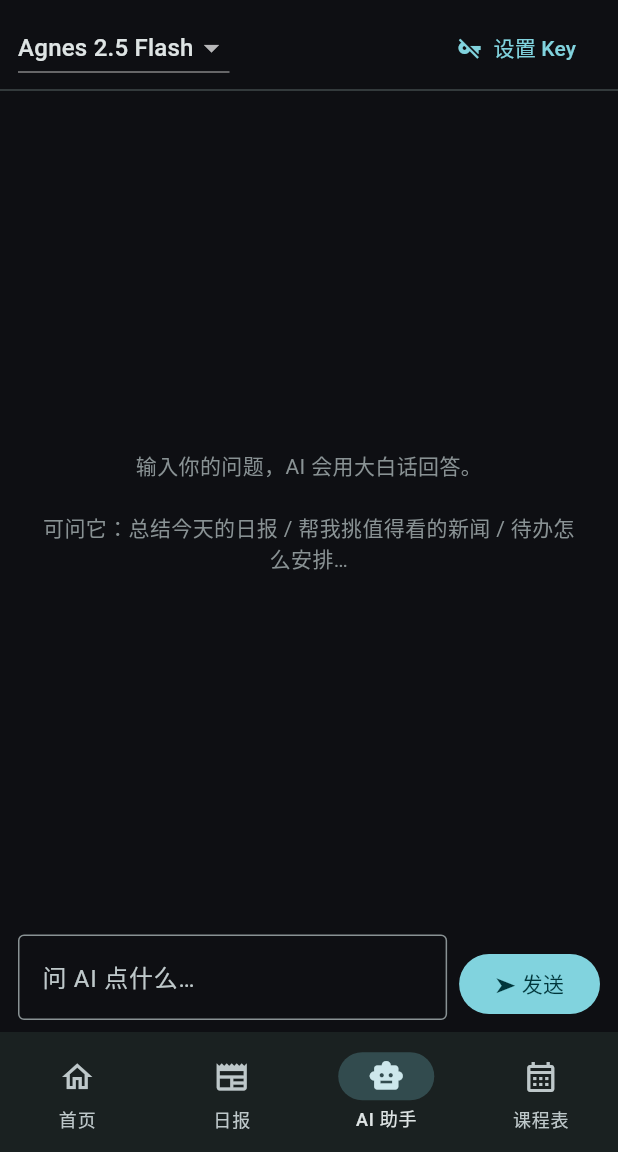
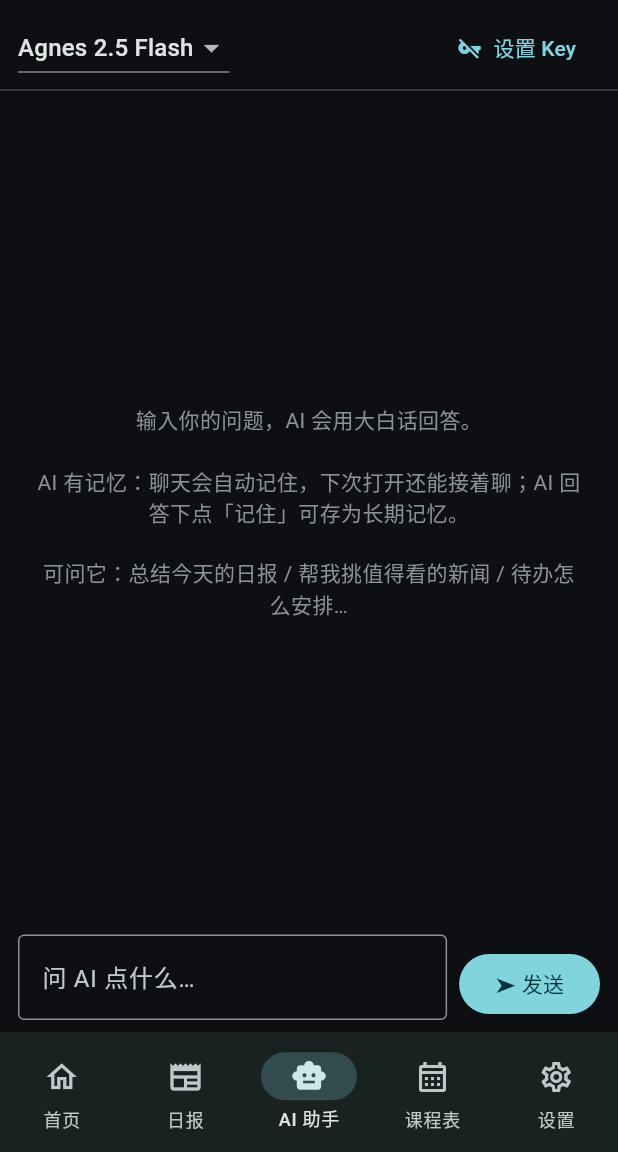
Before and after one commit to W-lik721/personal-workbench, a Flutter app: the screen it shows after launch, item 3 of the bottom bar chosen, after a tap on "➤ 发送", on a phone screen of 412 x 824 dp, the part 84-1236 px from its top. Run offline on Flutter 3.47's test engine with Material 3 defaults, Android fonts, the phone set to English and light mode, and no system bars; our stand-ins replace shared_preferences; network calls fail.

Commit message:
AI 助手加记忆功能 + 新增设置页：对话历史自动保存/恢复、AI 回复可存长期记忆、设置页管理（开关/条数/记忆列表/清空历史）

```diff
--- a/mobile/lib/main.dart
+++ b/mobile/lib/main.dart
@@ -6,6 +6,7 @@ import 'pages/home_page.dart';
 import 'pages/news_page.dart';
 import 'pages/ai_page.dart';
 import 'pages/schedule_page.dart';
+import 'pages/settings_page.dart';
 
 void main() {
   WidgetsFlutterBinding.ensureInitialized();
@@ -52,7 +53,13 @@ class MainShell extends StatefulWidget {
 
 class _MainShellState extends State<MainShell> {
   int _index = 0;
-  final _pages = [const HomePage(), const NewsPage(), const AiPage(), const SchedulePage()];
+  final _pages = [
+    const HomePage(),
+    const NewsPage(),
+    const AiPage(),
+    const SchedulePage(),
+    const SettingsPage(),
+  ];
 
   @override
   void initState() {
@@ -93,6 +100,7 @@ class _MainShellState extends State<MainShell> {
           NavigationDestination(icon: Icon(Icons.newspaper_outlined), selectedIcon: Icon(Icons.newspaper), label: '日报'),
           NavigationDestination(icon: Icon(Icons.smart_toy_outlined), selectedIcon: Icon(Icons.smart_toy), label: 'AI 助手'),
           NavigationDestination(icon: Icon(Icons.calendar_month_outlined), selectedIcon: Icon(Icons.calendar_month), label: '课程表'),
+          NavigationDestination(icon: Icon(Icons.settings_outlined), selectedIcon: Icon(Icons.settings), label: '设置'),
         ],
       ),
     );
--- a/mobile/lib/pages/ai_page.dart
+++ b/mobile/lib/pages/ai_page.dart
@@ -20,6 +20,16 @@ class _AiPageState extends State<AiPage> {
   void initState() {
     super.initState();
     _prov = Store.aiProv;
+    // 恢复上次对话历史（记忆功能）
+    for (final m in Store.aiHistory()) {
+      _msgs.add(_Msg(m['content'] ?? '', m['role'] == 'user'));
+    }
+    // 设置页"清空对话历史"时同步清空本页内存
+    aiClearGlobal = () {
+      if (!mounted) return;
+      setState(() => _msgs.clear());
+      Store.saveAiHistory([]);
+    };
   }
 
   void _saveKey() {
@@ -69,14 +79,29 @@ class _AiPageState extends State<AiPage> {
     });
     _scrollToBottom();
     try {
-      final history = _msgs.where((m) => !m.thinking).map((m) => {'role': m.user ? 'user' : 'assistant', 'content': m.text}).toList()..removeLast();
-      final ans = await Api.chat(_prov, key, history.cast<Map<String, String>>(), q);
+      // 取除"思考中"占位外的历史消息（去掉最后一条=刚发的用户问题）
+      final all = _msgs.where((m) => !m.thinking && !m.isError).map((m) => {'role': m.user ? 'user' : 'assistant', 'content': m.text}).toList();
+      final history = all.sublist(0, all.length - 1);
+      // 记忆功能：带长期记忆 + 按上限截断历史
+      final memory = Store.aiMemoryOn ? Store.aiMemory() : <String>[];
+      final maxMsgs = Store.aiMemoryMax;
+      final ctx = history.length > maxMsgs ? history.sublist(history.length - maxMsgs) : history;
+      final ans = await Api.chat(_prov, key, ctx.cast<Map<String, String>>(), q, memory: memory);
       if (!mounted) return;
       setState(() {
         _msgs.removeLast();
         _msgs.add(_Msg(ans, false));
         _busy = false;
       });
+      // 记忆开关开着才保存历史（截断到上限，防止无限增长）
+      if (Store.aiMemoryOn) {
+        final hist = _msgs.where((m) => !m.thinking && !m.isError).map((m) => {'role': m.user ? 'user' : 'assistant', 'content': m.text}).toList();
+        if (hist.length > maxMsgs) {
+          Store.saveAiHistory(hist.sublist(hist.length - maxMsgs));
+        } else {
+          Store.saveAiHistory(hist);
+        }
+      }
     } catch (e) {
       if (!mounted) return;
       setState(() {
@@ -94,13 +119,9 @@ class _AiPageState extends State<AiPage> {
     });
   }
 
-  void _ask(String text) {
-    _input.text = text;
-    _send();
-  }
-
   @override
   void dispose() {
+    aiClearGlobal = null;
     _input.dispose();
     _scroll.dispose();
     super.dispose();
@@ -144,7 +165,7 @@ class _AiPageState extends State<AiPage> {
             ? Center(
                 child: Padding(
                   padding: const EdgeInsets.all(24),
-                  child: Text('输入你的问题，AI 会用大白话回答。\n\n可问它：总结今天的日报 / 帮我挑值得看的新闻 / 待办怎么安排…',
+                  child: Text('输入你的问题，AI 会用大白话回答。\n\nAI 有记忆：聊天会自动记住，下次打开还能接着聊；AI 回答下点「记住」可存为长期记忆。\n\n可问它：总结今天的日报 / 帮我挑值得看的新闻 / 待办怎么安排…',
                       textAlign: TextAlign.center, style: TextStyle(color: c.outline)),
                 ),
               )
@@ -196,7 +217,11 @@ class _AiPageState extends State<AiPage> {
             bottomRight: Radius.circular(m.user ? 4 : 12),
           ),
         ),
-        child: Text(
+        child: Column(
+          crossAxisAlignment: CrossAxisAlignment.start,
+          mainAxisSize: MainAxisSize.min,
+          children: [
+            Text(
               m.text,
               style: TextStyle(
                 fontSize: 14,
@@ -205,8 +230,36 @@ class _AiPageState extends State<AiPage> {
                 fontStyle: m.thinking ? FontStyle.italic : null,
               ),
             ),
+            // AI 回复可"记住"（存长期记忆）
+            if (!m.user && !m.thinking && !m.isError)
+              Padding(
+                padding: const EdgeInsets.only(top: 2),
+                child: InkWell(
+                  borderRadius: BorderRadius.circular(4),
+                  onTap: () => _remember(m.text),
+                  child: Row(mainAxisSize: MainAxisSize.min, children: [
+                    Icon(Icons.bookmark_add_outlined, size: 13, color: c.primary),
+                    const SizedBox(width: 3),
+                    Text('记住', style: TextStyle(fontSize: 11, color: c.primary)),
+                  ]),
+                ),
+              ),
+          ],
+        ),
       ),
     );
+  }
+
+  void _remember(String text) {
+    if (text.trim().isEmpty) return;
+    final mem = Store.aiMemory();
+    if (!mem.contains(text)) {
+      mem.add(text);
+      Store.saveAiMemory(mem);
+      ScaffoldMessenger.of(context).showSnackBar(const SnackBar(content: Text('📌 已记住这条，可在"设置 → AI 记忆"里查看/删除')));
+    } else {
+      ScaffoldMessenger.of(context).showSnackBar(const SnackBar(content: Text('这条已经记住了')));
+    }
   }
 }
 
--- /dev/null
+++ b/mobile/lib/pages/settings_page.dart
@@ -0,0 +1,205 @@
+// 设置页：AI 助手记忆管理（开关/条数/长期记忆/清空历史）+ 外观
+import 'package:flutter/material.dart';
+import '../services/core.dart';
+
+class SettingsPage extends StatefulWidget {
+  const SettingsPage({super.key});
+  @override
+  State<SettingsPage> createState() => _SettingsPageState();
+}
+
+class _SettingsPageState extends State<SettingsPage> {
+  bool _memOn = true;
+  int _memMax = 20;
+  int _memCount = 0;
+
+  @override
+  void initState() {
+    super.initState();
+    _refresh();
+  }
+
+  void _refresh() {
+    _memOn = Store.aiMemoryOn;
+    _memMax = Store.aiMemoryMax;
+    _memCount = Store.aiMemory().length;
+  }
+
+  void _reload() => setState(_refresh);
+
+  @override
+  Widget build(BuildContext context) {
+    final c = Theme.of(context).colorScheme;
+    return ListView(padding: const EdgeInsets.all(12), children: [
+      // ---------- AI 记忆 ----------
+      _sectionTitle('🤖 AI 助手记忆'),
+      Card(
+        child: Column(children: [
+          SwitchListTile(
+            title: const Text('记忆功能'),
+            subtitle: const Text('打开后：自动记住聊天内容，下次打开还能接着聊；关掉则不再记新的'),
+            value: _memOn,
+            onChanged: (v) {
+              Store.aiMemoryOn = v;
+              _reload();
+            },
+          ),
+          const Divider(height: 1),
+          ListTile(
+            leading: const Icon(Icons.history),
+            title: const Text('对话记忆条数'),
+            subtitle: Text('发送时最多带上最近 $_memMax 条聊天记录'),
+            trailing: const Icon(Icons.chevron_right),
+            onTap: () => _pickMax(),
+          ),
+          const Divider(height: 1),
+          ListTile(
+            leading: const Icon(Icons.bookmark),
+            title: Text('长期记忆（$_memCount 条）'),
+            subtitle: const Text('AI 回答下点「记住」会存到这里，每次对话都会带上'),
+            trailing: const Icon(Icons.chevron_right),
+            onTap: _manageMemory,
+          ),
+          const Divider(height: 1),
+          ListTile(
+            leading: Icon(Icons.delete_sweep_outlined, color: c.error),
+            title: Text('清空对话历史', style: TextStyle(color: c.error)),
+            subtitle: const Text('删掉所有聊天记录，AI 从此"失忆"（不影响长期记忆）'),
+            onTap: _clearHistory,
+          ),
+        ]),
+      ),
+
+      // ---------- 外观 ----------
+      _sectionTitle('🎨 外观'),
+      Card(
+        child: ListTile(
+          leading: const Icon(Icons.dark_mode_outlined),
+          title: const Text('深色模式'),
+          trailing: Switch(
+            value: Store.darkMode,
+            onChanged: (v) {
+              Store.darkMode = v;
+              setState(() {});
+            },
+          ),
+        ),
+      ),
+
+      // ---------- 关于 ----------
+      _sectionTitle('ℹ️ 关于'),
+      const Card(
+        child: ListTile(
+          leading: Icon(Icons.info_outline),
+          title: Text('轻量工作台'),
+          subtitle: Text('v1.0 · 数据全部存手机本地，不上传\n日报/新闻来自公开接口，需联网'),
+        ),
+      ),
+      const SizedBox(height: 8),
+    ]);
+  }
+
+  Widget _sectionTitle(String t) => Padding(
+        padding: const EdgeInsets.fromLTRB(4, 14, 4, 6),
+        child: Text(t, style: TextStyle(fontSize: 13, fontWeight: FontWeight.bold, color: Theme.of(context).colorScheme.primary)),
+      );
+
+  // 选择历史条数上限
+  void _pickMax() {
+    showDialog(
+      context: context,
+      builder: (c) => SimpleDialog(
+        title: const Text('对话记忆条数'),
+        children: [10, 20, 30, 50, 100].map((n) {
+          return SimpleDialogOption(
+            onPressed: () {
+              Store.aiMemoryMax = n;
+              Navigator.pop(c);
+              _reload();
+            },
+            child: Row(children: [
+              Expanded(child: Text('最近 $n 条')),
+              if (_memMax == n) const Icon(Icons.check, color: Colors.teal),
+            ]),
+          );
+        }).toList(),
+      ),
+    );
+  }
+
+  // 管理长期记忆：查看 / 删除 / 清空
+  void _manageMemory() {
+    showDialog(
+      context: context,
+      builder: (c) => StatefulBuilder(
+        builder: (c, setDlg) {
+          final mem = Store.aiMemory();
+          return AlertDialog(
+            title: Row(children: [
+              const Expanded(child: Text('长期记忆')),
+              if (mem.isNotEmpty)
+                TextButton(
+                  onPressed: () {
+                    Store.saveAiMemory([]);
+                    setDlg(() {});
+                    _reload();
+                  },
+                  child: const Text('清空全部', style: TextStyle(color: Colors.redAccent)),
+                ),
+            ]),
+            content: SizedBox(
+              width: double.maxFinite,
+              child: mem.isEmpty
+                  ? const Padding(
+                      padding: EdgeInsets.all(16),
+                      child: Text('还没有长期记忆。\n\n在 AI 助手里，AI 回答的下方点「记住」，重要信息就会存到这里。', textAlign: TextAlign.center),
+                    )
+                  : ListView.builder(
+                      shrinkWrap: true,
+                      itemCount: mem.length,
+                      itemBuilder: (c, i) => ListTile(
+                        contentPadding: EdgeInsets.zero,
+                        title: Text(mem[i], maxLines: 3, overflow: TextOverflow.ellipsis),
+                        trailing: IconButton(
+                          icon: const Icon(Icons.delete_outline, color: Colors.redAccent),
+                          tooltip: '删除这条',
+                          onPressed: () {
+                            final l = Store.aiMemory()..removeAt(i);
+                            Store.saveAiMemory(l);
+                            setDlg(() {});
+                            _reload();
+                          },
+                        ),
+                      ),
+                    ),
+            ),
+            actions: [TextButton(onPressed: () => Navigator.pop(c), child: const Text('关闭'))],
+          );
+        },
+      ),
+    );
+  }
+
+  // 清空对话历史
+  void _clearHistory() {
+    showDialog(
+      context: context,
+      builder: (c) => AlertDialog(
+        title: const Text('清空对话历史？'),
+        content: const Text('会删掉 AI 助手里所有聊天记录，之后 AI 不记得之前的对话了。这个操作不能撤销。'),
+        actions: [
+          TextButton(onPressed: () => Navigator.pop(c), child: const Text('取消')),
+          FilledButton(
+            style: FilledButton.styleFrom(backgroundColor: Theme.of(context).colorScheme.error),
+            onPressed: () {
+              aiClearGlobal?.call();
+              Navigator.pop(c);
+              ScaffoldMessenger.of(context).showSnackBar(const SnackBar(content: Text('🗑 对话历史已清空')));
+            },
+            child: const Text('清空'),
+          ),
+        ],
+      ),
+    );
+  }
+}
--- a/mobile/lib/services/core.dart
+++ b/mobile/lib/services/core.dart
@@ -5,6 +5,8 @@ import 'package:http/http.dart' as http;
 
 // 新闻页"让 AI 讲讲"跳转 AI tab 的全局桥（由 main.dart 注入）
 void Function(String text)? aiAskGlobal;
+// 设置页"清空对话历史"通知 AI 页同步清空的全局回调（由 AiPage 注册）
+void Function()? aiClearGlobal;
 
 // ---------- 模型 ----------
 class Todo {
@@ -102,6 +104,23 @@ class Store {
   static String aiKey(String prov) => _p?.getString('wb_ai_key_$prov') ?? '';
   static void setAiKey(String prov, String k) => _p?.setString('wb_ai_key_$prov', k);
 
+  // ---------- AI 记忆 ----------
+  // 对话历史（role+content），自动保存/恢复
+  static List<Map<String, String>> aiHistory() => _load('wb_ai_history').map((j) {
+        final m = j as Map;
+        return {'role': m['role']?.toString() ?? 'user', 'content': m['content']?.toString() ?? ''};
+      }).toList();
+  static void saveAiHistory(List<Map<String, String>> l) => _save('wb_ai_history', l);
+  // 长期记忆（用户点"记住"或手动添加的关键信息）
+  static List<String> aiMemory() => _load('wb_ai_memory').map((j) => j.toString()).toList();
+  static void saveAiMemory(List<String> l) => _save('wb_ai_memory', l);
+  // 记忆开关：关掉后不再保存新历史、发消息也不带记忆
+  static bool get aiMemoryOn => _p?.getBool('wb_ai_memory_on') ?? true;
+  static set aiMemoryOn(bool v) => _p?.setBool('wb_ai_memory_on', v);
+  // 发送时携带的历史条数上限（消息条数，默认 20 = 最近 10 轮对话）
+  static int get aiMemoryMax => _p?.getInt('wb_ai_memory_max') ?? 20;
+  static set aiMemoryMax(int v) => _p?.setInt('wb_ai_memory_max', v);
+
   static List<dynamic> _load(String k) {
     try {
       final s = _p?.getString(k);
@@ -168,10 +187,14 @@ class Api {
     'agnes': {'label': 'Agnes 2.5 Flash', 'url': 'https://apihub.agnes-ai.cn/v1/chat/completions', 'model': 'agnes-2.5-flash'},
     'glm': {'label': '智谱 GLM Flash', 'url': 'https://open.bigmodel.cn/api/paas/v4/chat/completions', 'model': 'glm-4-flash'},
   };
-  static Future<String> chat(String prov, String key, List<Map<String, String>> history, String question) async {
+  static Future<String> chat(String prov, String key, List<Map<String, String>> history, String question,
+      {List<String> memory = const []}) async {
     final p = aiProviders[prov]!;
+    final memBlock = memory.isEmpty
+        ? ''
+        : '\n\n【关于用户的长期记忆，对话时请自然运用这些信息】\n- ${memory.join('\n- ')}';
     final msgs = [
-      {'role': 'system', 'content': '你是用户个人工作台的 AI 助手，用中文大白话回答，简洁、可操作。'},
+      {'role': 'system', 'content': '你是用户个人工作台的 AI 助手，用中文大白话回答，简洁、可操作。$memBlock'},
       ...history,
       {'role': 'user', 'content': question},
     ];
```
Also changed, not shown: 1 other file. Lines whose indentation alone changed are shown as unchanged.
